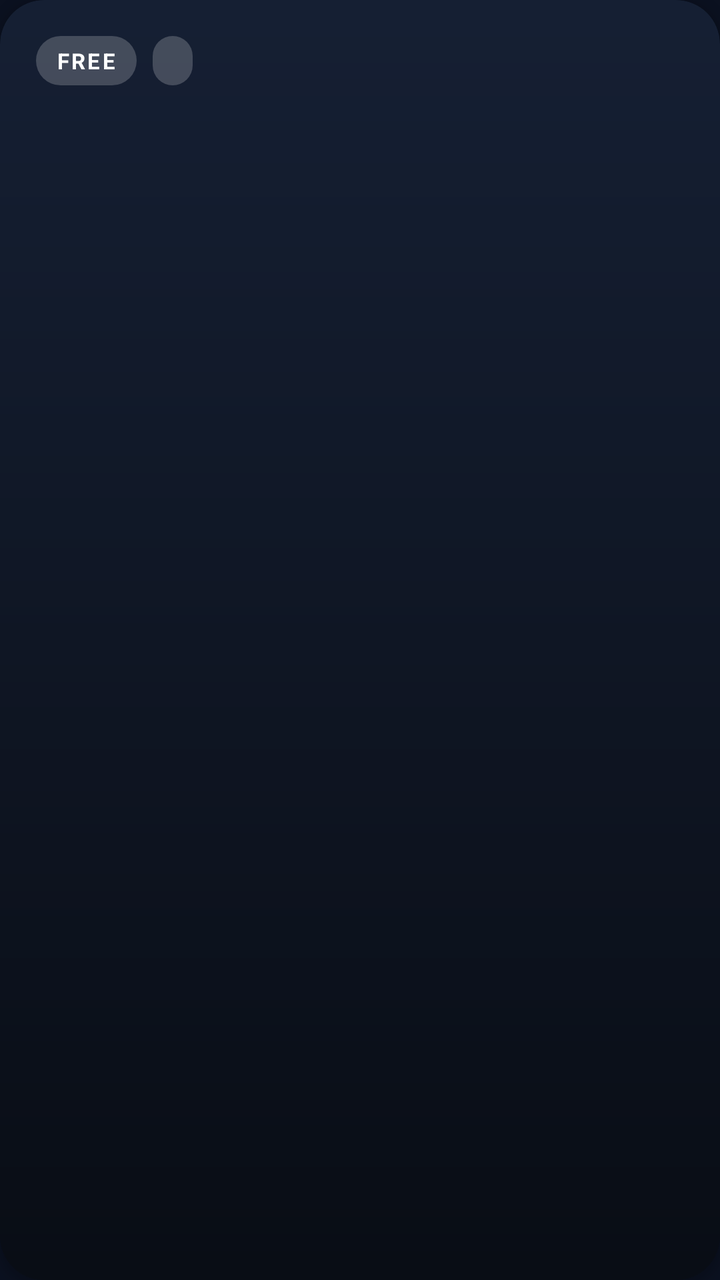
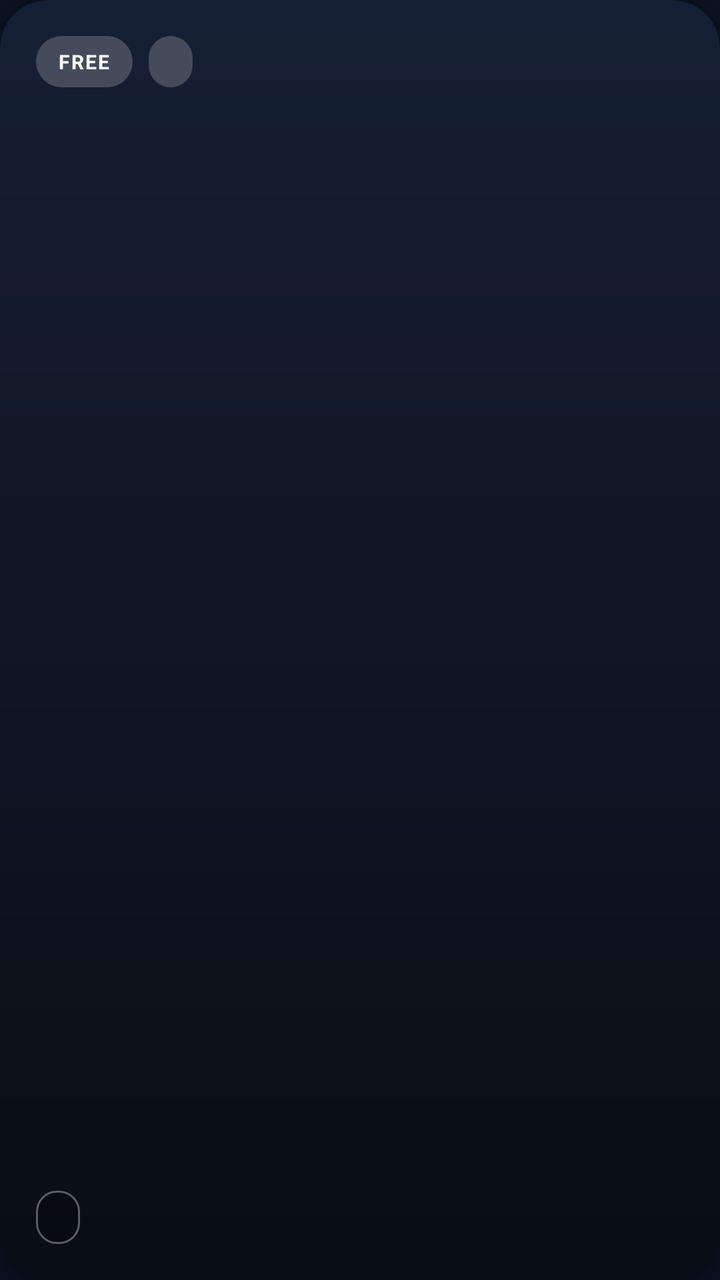

Compare the two renders of this Android layout. The source of the first and the diff that turns it into the second are given below.
<!-- AndroidManifest.xml: application theme Theme.GymTrackerPro -->
<!-- res/layout/item_program_card.xml -->
<?xml version="1.0" encoding="utf-8"?>
<androidx.cardview.widget.CardView
    xmlns:android="http://schemas.android.com/apk/res/android"
    xmlns:app="http://schemas.android.com/apk/res-auto"
    android:id="@+id/cardProgram"
    android:layout_width="match_parent"
    android:layout_height="176dp"
    android:clickable="true"
    android:focusable="true"
    android:foreground="?attr/selectableItemBackground"
    app:cardBackgroundColor="@color/gt_surface"
    app:cardCornerRadius="22dp"
    app:cardElevation="3dp"
    app:cardUseCompatPadding="false"
    app:strokeColor="#334A70"
    app:strokeWidth="1dp">

    <FrameLayout
        android:layout_width="match_parent"
        android:layout_height="match_parent">

        
        <View
            android:id="@+id/viewCover"
            android:layout_width="match_parent"
            android:layout_height="match_parent" />

        
        <ImageView
            android:id="@+id/imageDeco"
            android:layout_width="150dp"
            android:layout_height="150dp"
            android:layout_gravity="end|bottom"
            android:layout_marginEnd="-28dp"
            android:layout_marginBottom="-18dp"
            android:alpha="0.2"
            android:importantForAccessibility="no"
            android:scaleType="fitCenter" />

        
        <View
            android:layout_width="match_parent"
            android:layout_height="match_parent"
            android:background="@drawable/scrim_bottom" />

        <LinearLayout
            android:layout_width="match_parent"
            android:layout_height="match_parent"
            android:orientation="vertical"
            android:padding="18dp">

            
            <LinearLayout
                android:layout_width="wrap_content"
                android:layout_height="wrap_content"
                android:gravity="center_vertical"
                android:orientation="horizontal">

                <TextView
                    android:layout_width="wrap_content"
                    android:layout_height="wrap_content"
                    android:background="@drawable/bg_pill"
                    android:paddingStart="10dp"
                    android:paddingTop="5dp"
                    android:paddingEnd="10dp"
                    android:paddingBottom="5dp"
                    android:letterSpacing="0.1"
                    android:text="FREE"
                    android:textColor="@color/white"
                    android:textSize="11sp"
                    android:textStyle="bold" />

                <TextView
                    android:id="@+id/textProgramLevel"
                    android:layout_width="wrap_content"
                    android:layout_height="wrap_content"
                    android:layout_marginStart="8dp"
                    android:background="@drawable/bg_pill"
                    android:paddingStart="10dp"
                    android:paddingTop="5dp"
                    android:paddingEnd="10dp"
                    android:paddingBottom="5dp"
                    android:textColor="@color/white"
                    android:textSize="11sp"
                    android:textStyle="bold" />

            </LinearLayout>

            <View
                android:layout_width="match_parent"
                android:layout_height="0dp"
                android:layout_weight="1" />

            
            <TextView
                android:id="@+id/textProgramTitle"
                android:layout_width="match_parent"
                android:layout_height="wrap_content"
                android:ellipsize="end"
                android:maxLines="1"
                android:shadowColor="#80000000"
                android:shadowDx="0"
                android:shadowDy="1"
                android:shadowRadius="3"
                android:textColor="@color/white"
                android:textSize="22sp"
                android:textStyle="bold" />

            
            <TextView
                android:id="@+id/textProgramTagline"
                android:layout_width="match_parent"
                android:layout_height="wrap_content"
                android:layout_marginTop="3dp"
                android:ellipsize="end"
                android:maxLines="1"
                android:textColor="#F1F5F9"
                android:textSize="13sp" />

            
            <TextView
                android:id="@+id/textProgramMeta"
                android:layout_width="match_parent"
                android:layout_height="wrap_content"
                android:layout_marginTop="8dp"
                android:textColor="#E2E8F0"
                android:textSize="12sp"
                android:textStyle="bold" />

        </LinearLayout>

    </FrameLayout>

</androidx.cardview.widget.CardView>
<!-- resources referenced by this layout -->
<resources>
  <color name="gt_surface">#151F33</color>
  <color name="white">#FFFFFFFF</color>
  <!-- drawable bg_pill (drawable) -->
  <?xml version="1.0" encoding="utf-8"?>
  <shape xmlns:android="http://schemas.android.com/apk/res/android" android:shape="rectangle">
      <solid android:color="#33FFFFFF" />
      <corners android:radius="50dp" />
  </shape>
  <!-- drawable scrim_bottom (drawable) -->
  <?xml version="1.0" encoding="utf-8"?>
  <shape xmlns:android="http://schemas.android.com/apk/res/android" android:shape="rectangle">
      <gradient
          android:angle="90"
          android:startColor="#99000000"
          android:endColor="#00000000"
          android:type="linear" />
  </shape>
  <style name="Theme.GymTrackerPro" parent="Base.Theme.GymTrackerPro" />
  <style name="Base.Theme.GymTrackerPro" parent="Theme.Material3.Dark.NoActionBar">
          <item name="colorPrimary">@color/gt_blue</item>
          <item name="colorSurface">@color/gt_surface</item>
          <item name="android:windowBackground">@color/gt_background</item>
  
          
          <item name="android:statusBarColor">@color/gt_background</item>
          <item name="android:navigationBarColor">@color/gt_background</item>
          <item name="android:windowLightStatusBar">false</item>
      </style>
  <color name="gt_blue">#60A5FA</color>
  <color name="gt_background">#0B1120</color>
</resources>

<!-- the commit's change to res/layout/item_program_card.xml (unified diff, before → after) -->
@@ -4,40 +4,37 @@
     xmlns:app="http://schemas.android.com/apk/res-auto"
     android:id="@+id/cardProgram"
     android:layout_width="match_parent"
-    android:layout_height="176dp"
+    android:layout_height="190dp"
     android:clickable="true"
     android:focusable="true"
     android:foreground="?attr/selectableItemBackground"
     app:cardBackgroundColor="@color/gt_surface"
-    app:cardCornerRadius="22dp"
-    app:cardElevation="3dp"
+    app:cardCornerRadius="24dp"
+    app:cardElevation="6dp"
     app:cardUseCompatPadding="false"
-    app:strokeColor="#334A70"
+    app:strokeColor="#334155"
     app:strokeWidth="1dp">
 
     <FrameLayout
         android:layout_width="match_parent"
         android:layout_height="match_parent">
 
-        
         <View
             android:id="@+id/viewCover"
             android:layout_width="match_parent"
             android:layout_height="match_parent" />
 
-        
         <ImageView
             android:id="@+id/imageDeco"
-            android:layout_width="150dp"
-            android:layout_height="150dp"
+            android:layout_width="160dp"
+            android:layout_height="160dp"
             android:layout_gravity="end|bottom"
-            android:layout_marginEnd="-28dp"
-            android:layout_marginBottom="-18dp"
-            android:alpha="0.2"
+            android:layout_marginEnd="-25dp"
+            android:layout_marginBottom="-20dp"
+            android:alpha="0.12"
             android:importantForAccessibility="no"
             android:scaleType="fitCenter" />
 
-        
         <View
             android:layout_width="match_parent"
             android:layout_height="match_parent"
@@ -60,14 +57,14 @@
                     android:layout_width="wrap_content"
                     android:layout_height="wrap_content"
                     android:background="@drawable/bg_pill"
-                    android:paddingStart="10dp"
-                    android:paddingTop="5dp"
-                    android:paddingEnd="10dp"
-                    android:paddingBottom="5dp"
-                    android:letterSpacing="0.1"
+                    android:paddingStart="11dp"
+                    android:paddingTop="6dp"
+                    android:paddingEnd="11dp"
+                    android:paddingBottom="6dp"
+                    android:letterSpacing="0.08"
                     android:text="FREE"
-                    android:textColor="@color/white"
-                    android:textSize="11sp"
+                    android:textColor="#FFFFFF"
+                    android:textSize="10sp"
                     android:textStyle="bold" />
 
                 <TextView
@@ -76,12 +73,12 @@
                     android:layout_height="wrap_content"
                     android:layout_marginStart="8dp"
                     android:background="@drawable/bg_pill"
-                    android:paddingStart="10dp"
-                    android:paddingTop="5dp"
-                    android:paddingEnd="10dp"
-                    android:paddingBottom="5dp"
-                    android:textColor="@color/white"
-                    android:textSize="11sp"
+                    android:paddingStart="11dp"
+                    android:paddingTop="6dp"
+                    android:paddingEnd="11dp"
+                    android:paddingBottom="6dp"
+                    android:textColor="#FFFFFF"
+                    android:textSize="10sp"
                     android:textStyle="bold" />
 
             </LinearLayout>
@@ -98,20 +95,21 @@
                 android:layout_height="wrap_content"
                 android:ellipsize="end"
                 android:maxLines="1"
-                android:shadowColor="#80000000"
+                android:shadowColor="#CC000000"
                 android:shadowDx="0"
-                android:shadowDy="1"
-                android:shadowRadius="3"
-                android:textColor="@color/white"
-                android:textSize="22sp"
-                android:textStyle="bold" />
+                android:shadowDy="2"
+                android:shadowRadius="5"
+                android:textColor="#FFFFFF"
+                android:textSize="23sp"
+                android:textStyle="bold"
+                android:letterSpacing="0.01" />
 
             
             <TextView
                 android:id="@+id/textProgramTagline"
                 android:layout_width="match_parent"
                 android:layout_height="wrap_content"
-                android:layout_marginTop="3dp"
+                android:layout_marginTop="4dp"
                 android:ellipsize="end"
                 android:maxLines="1"
                 android:textColor="#F1F5F9"
@@ -120,11 +118,16 @@
             
             <TextView
                 android:id="@+id/textProgramMeta"
-                android:layout_width="match_parent"
+                android:layout_width="wrap_content"
                 android:layout_height="wrap_content"
-                android:layout_marginTop="8dp"
-                android:textColor="#E2E8F0"
-                android:textSize="12sp"
+                android:layout_marginTop="10dp"
+                android:background="@drawable/bg_program_meta"
+                android:paddingStart="11dp"
+                android:paddingTop="6dp"
+                android:paddingEnd="11dp"
+                android:paddingBottom="6dp"
+                android:textColor="#FFFFFF"
+                android:textSize="11sp"
                 android:textStyle="bold" />
 
         </LinearLayout>
<!-- resource entries referenced after the edit -->
@@ -1,12 +1,25 @@
 <!-- resources referenced by this layout -->
 <resources>
   <color name="gt_surface">#151F33</color>
-  <color name="white">#FFFFFFFF</color>
   <!-- drawable bg_pill (drawable) -->
   <?xml version="1.0" encoding="utf-8"?>
   <shape xmlns:android="http://schemas.android.com/apk/res/android" android:shape="rectangle">
       <solid android:color="#33FFFFFF" />
       <corners android:radius="50dp" />
+  </shape>
+  <!-- drawable bg_program_meta (drawable) -->
+  <?xml version="1.0" encoding="utf-8"?>
+  <shape xmlns:android="http://schemas.android.com/apk/res/android"
+      android:shape="rectangle">
+  
+      <corners android:radius="10dp" />
+  
+      <solid android:color="#33000000" />
+  
+      <stroke
+          android:width="1dp"
+          android:color="#55FFFFFF" />
+  
   </shape>
   <!-- drawable scrim_bottom (drawable) -->
   <?xml version="1.0" encoding="utf-8"?>
